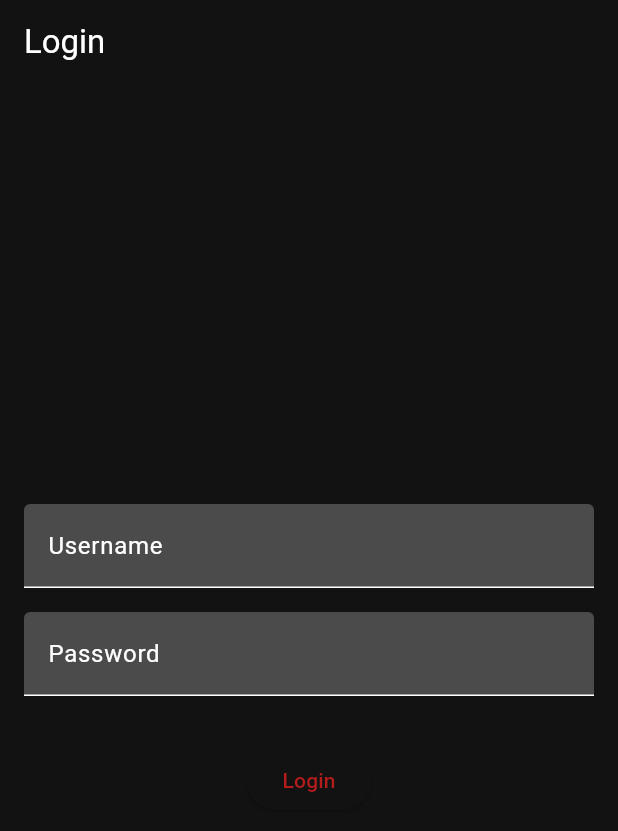
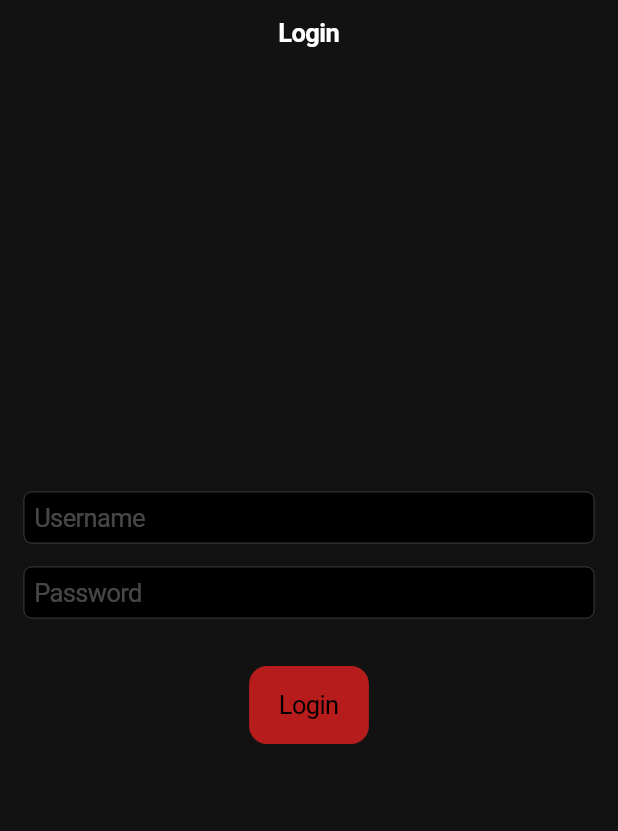
Before and after one commit to Lokke/navidrome_rating_app, a Flutter app: the screen it shows after launch, on a phone screen of 412 x 824 dp. Shown: the top 831 px of the screen. Run offline on Flutter 3.47's test engine with Material 3 defaults, Android fonts, the phone set to English and light mode, and no system bars; our stand-ins replace audio_service, flutter_rating_bar, just_audio, shared_preferences, sliding_up_panel.

Commit message:
Switches to Cupertino UI and sorts search results
Enhances design with Cupertino components for login,
search, and song lists, and introduces rating-based sorting for better usability

```diff
--- a/lib/pages/login_page.dart
+++ b/lib/pages/login_page.dart
@@ -1,7 +1,6 @@
-import 'package:flutter/material.dart';
+import 'package:flutter/cupertino.dart';
 import 'package:shared_preferences/shared_preferences.dart';
 import '../services/navidrome_service.dart';
-import 'home_page.dart';
 
 class LoginPage extends StatefulWidget {
   final void Function(String username, String password) onLogin;
@@ -47,32 +46,24 @@ class _LoginPageState extends State<LoginPage> {
 
   @override
   Widget build(BuildContext context) {
-    return Scaffold(
-      appBar: AppBar(title: const Text('Login')),
-      body: Center(
+    return CupertinoPageScaffold(
+      navigationBar: const CupertinoNavigationBar(middle: Text('Login')),
+      child: Center(
         child: Padding(
           padding: const EdgeInsets.all(16.0),
           child: Column(
             mainAxisSize: MainAxisSize.min,
             children: [
-              TextField(
+              CupertinoTextField(
                 controller: _usernameController,
-                decoration: const InputDecoration(
-                  labelText: 'Username',
-                  filled: true,
-                  fillColor: Colors.white24,
-                ),
-                style: const TextStyle(color: Colors.white),
+                placeholder: 'Username',
+                style: const TextStyle(color: CupertinoColors.white),
               ),
               const SizedBox(height: 16),
-              TextField(
+              CupertinoTextField(
                 controller: _passwordController,
-                decoration: const InputDecoration(
-                  labelText: 'Password',
-                  filled: true,
-                  fillColor: Colors.white24,
-                ),
-                style: const TextStyle(color: Colors.white),
+                placeholder: 'Password',
+                style: const TextStyle(color: CupertinoColors.white),
                 obscureText: true,
               ),
               if (_error != null)
@@ -80,13 +71,15 @@ class _LoginPageState extends State<LoginPage> {
                   padding: const EdgeInsets.only(top: 8),
                   child: Text(
                     _error!,
-                    style: const TextStyle(color: Colors.red),
+                    style: const TextStyle(
+                      color: CupertinoColors.destructiveRed,
+                    ),
                   ),
                 ),
               const SizedBox(height: 32),
               _loading
-                  ? const CircularProgressIndicator()
-                  : ElevatedButton(
+                  ? const CupertinoActivityIndicator()
+                  : CupertinoButton.filled(
                     onPressed: _login,
                     child: const Text('Login'),
                   ),
```
Also changed, not shown: lib/pages/search_page.dart (+15 -9 lines), lib/widgets/song_list_tile.dart (+51 -22 lines).
